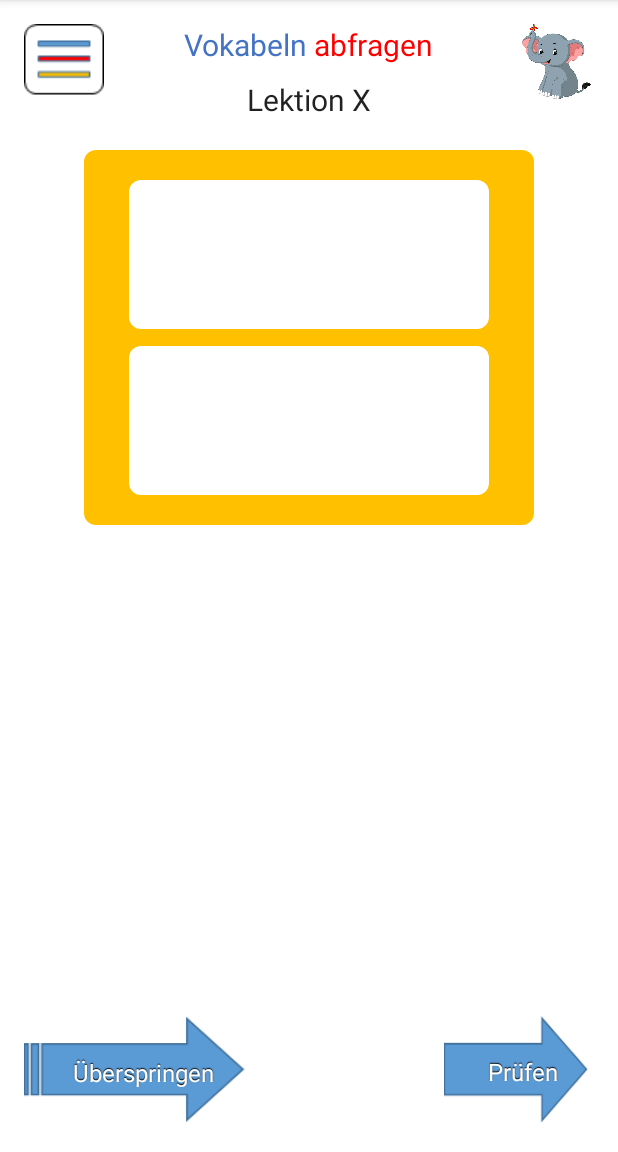
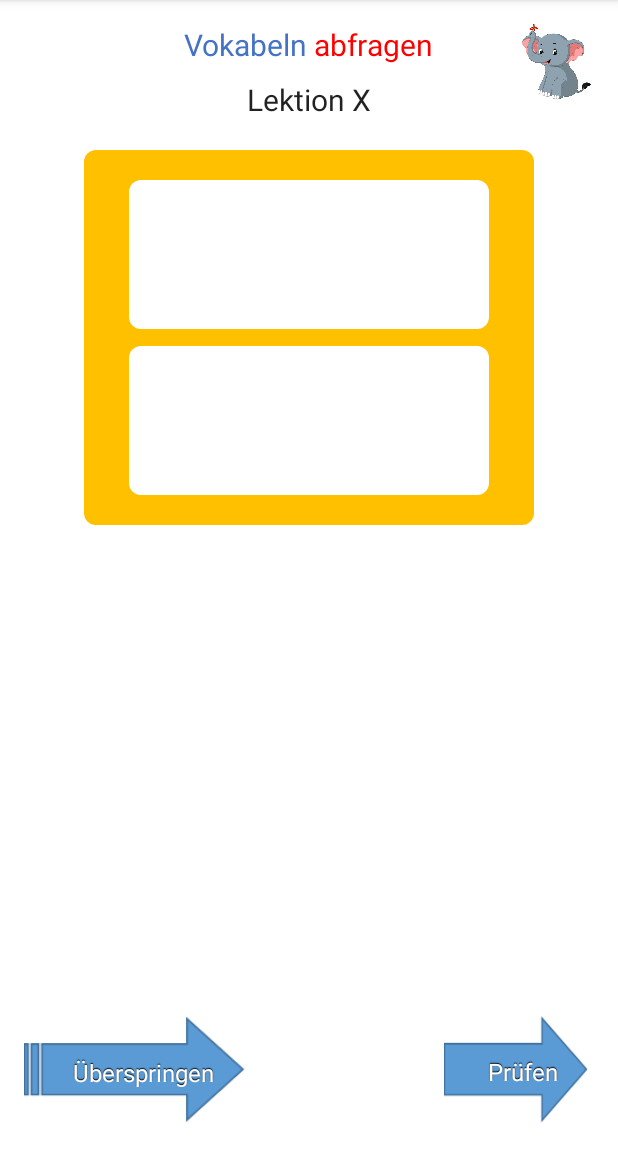
Before and after one commit to whiedo/Imuvo_gitconnect, an Android app: the VocabularyQuery screen opened directly, with no data from a screen before it, on a phone screen of 412 x 824 dp, the part 84-1236 px from its top. Run offline under Robolectric (Android 15) with nearby library versions, the phone set to English and light mode, and no system bars; 12 statements that could not run were skipped.

Commit message:
delete burger menu

```diff
--- a/app/src/main/java/com/example/sco/imuvo/Activities/Menu.java
+++ b/app/src/main/java/com/example/sco/imuvo/Activities/Menu.java
@@ -39,7 +39,7 @@ public class Menu extends BaseActivity {
     @Override
     public  void onBackPressed(){
         final Dialog dialog = new Dialog(this);
-        dialog.requestWindowFeature(Window.FEATURE_NO_TITLE); //before
+        dialog.requestWindowFeature(Window.FEATURE_NO_TITLE);
 
         dialog.setContentView(R.layout.activity_custom_dialog);
         TextView textView = (TextView) dialog.findViewById(R.id.textView);
--- a/app/src/main/res/layout-xlarge/activity_vocabulary_query.xml
+++ b/app/src/main/res/layout-xlarge/activity_vocabulary_query.xml
@@ -120,16 +120,6 @@
             android:imeActionLabel="Enter"/>
     </LinearLayout>
 
-    <Button
-        android:layout_width="wrap_content"
-        android:layout_height="wrap_content"
-        android:background="@drawable/burgermenuselector"
-        android:id="@+id/burgerMenu"
-        android:layout_alignParentTop="true"
-        android:layout_alignParentLeft="true"
-        android:layout_alignParentStart="true"
-        android:onClick="onClickBurgerMenu"/>
-
     <com.example.sco.imuvo.CustomViews.ButtonJokerman
         android:text="Prüfen"
         android:id="@+id/next"
--- a/app/src/main/res/layout/activity_vocabulary_query.xml
+++ b/app/src/main/res/layout/activity_vocabulary_query.xml
@@ -120,16 +120,6 @@
             android:imeActionLabel="Enter"/>
     </LinearLayout>
 
-    <Button
-        android:layout_width="wrap_content"
-        android:layout_height="wrap_content"
-        android:background="@drawable/burgermenuselector"
-        android:id="@+id/burgerMenu"
-        android:layout_alignParentTop="true"
-        android:layout_alignParentLeft="true"
-        android:layout_alignParentStart="true"
-        android:onClick="onClickBurgerMenu"/>
-
     <com.example.sco.imuvo.CustomViews.ButtonJokerman
         android:text="Prüfen"
         android:id="@+id/next"
```
Also changed, not shown: app/src/main/res/layout/activity_vocabulary_test_selection.xml (+1 -10 lines).
